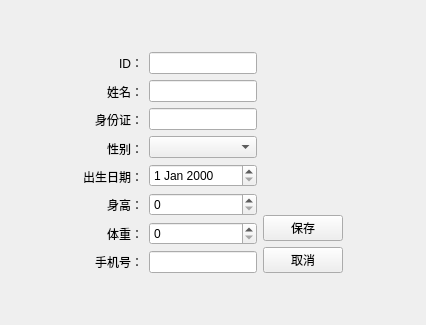
Above: Lab4/patienteditview.ui from wohaoleiaaa/qt before the change. Below: the same form after it.
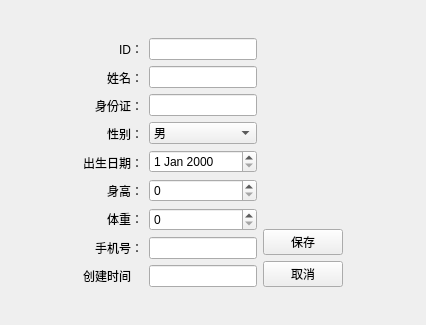
That is the form after the change.

```diff
--- a/Lab4/patienteditview.ui
+++ b/Lab4/patienteditview.ui
@@ -134,6 +134,13 @@
              </property>
             </widget>
            </item>
+           <item>
+            <widget class="QLabel" name="label_9">
+             <property name="text">
+              <string>创建时间</string>
+             </property>
+            </widget>
+           </item>
           </layout>
          </item>
          <item>
@@ -148,7 +155,18 @@
             <widget class="QLineEdit" name="lineEdit_3"/>
            </item>
            <item>
-            <widget class="QComboBox" name="comboBox"/>
+            <widget class="QComboBox" name="dbComboSex">
+             <item>
+              <property name="text">
+               <string>男</string>
+              </property>
+             </item>
+             <item>
+              <property name="text">
+               <string>女</string>
+              </property>
+             </item>
+            </widget>
            </item>
            <item>
             <widget class="QDateEdit" name="dateEdit"/>
@@ -160,7 +178,10 @@
             <widget class="QSpinBox" name="spinBox"/>
            </item>
            <item>
-            <widget class="QLineEdit" name="lineEdit_4"/>
+            <widget class="QLineEdit" name="dbEditMobile"/>
+           </item>
+           <item>
+            <widget class="QLineEdit" name="dbCreatedTimeStamp"/>
            </item>
           </layout>
          </item>
```
Left out of the diff: 12 changed lines with no effect on the pictures.
